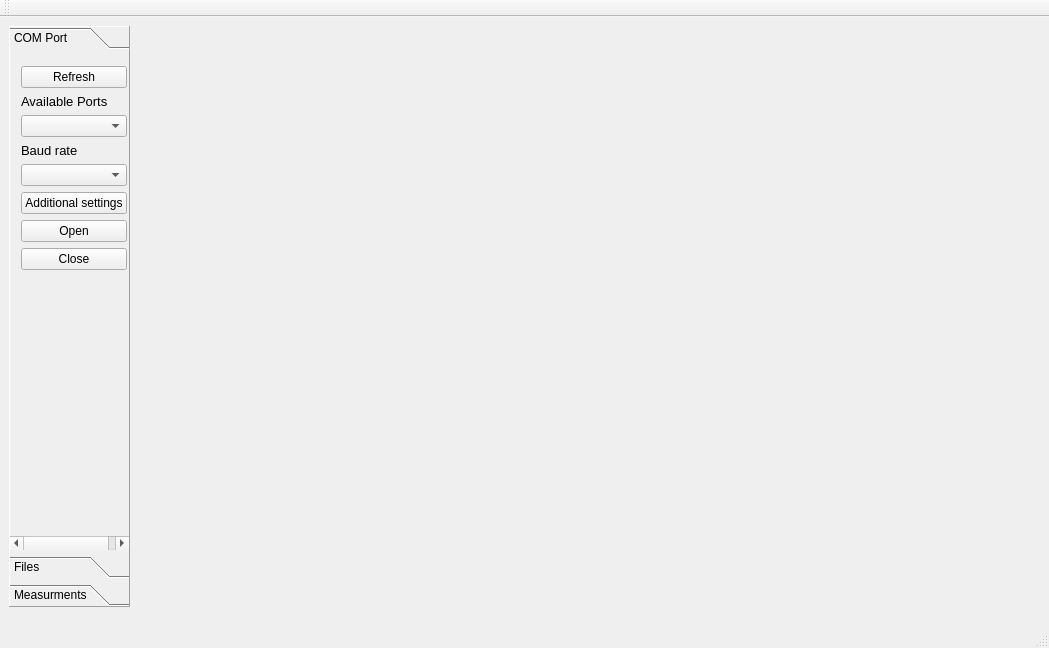
Qt form My_COM_Port/mainwindow.ui (zaznov/IBIS-Test) before a commit.
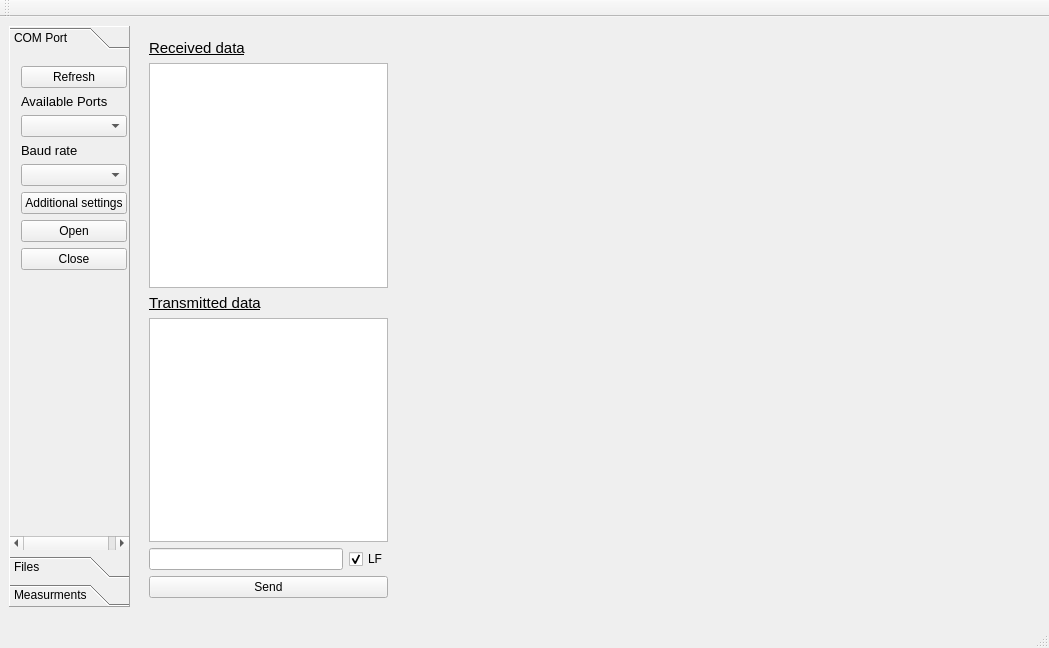
The same form after that commit.

Commit message: new Class for Serial port, basic terminal is done

Diff of the .ui file:
```diff
--- a/My_COM_Port/mainwindow.ui
+++ b/My_COM_Port/mainwindow.ui
@@ -151,6 +151,78 @@
      </attribute>
     </widget>
    </widget>
+   <widget class="QWidget" name="">
+    <property name="geometry">
+     <rect>
+      <x>138</x>
+      <y>11</y>
+      <width>261</width>
+      <height>581</height>
+     </rect>
+    </property>
+    <layout class="QVBoxLayout" name="verticalLayout_2">
+     <item>
+      <widget class="QLabel" name="label_3">
+       <property name="font">
+        <font>
+         <pointsize>11</pointsize>
+         <weight>50</weight>
+         <bold>false</bold>
+         <underline>true</underline>
+        </font>
+       </property>
+       <property name="text">
+        <string>Received data</string>
+       </property>
+      </widget>
+     </item>
+     <item>
+      <widget class="QTextEdit" name="textEdit_received"/>
+     </item>
+     <item>
+      <widget class="QLabel" name="label_4">
+       <property name="font">
+        <font>
+         <pointsize>11</pointsize>
+         <weight>50</weight>
+         <bold>false</bold>
+         <underline>true</underline>
+        </font>
+       </property>
+       <property name="text">
+        <string>Transmitted data</string>
+       </property>
+      </widget>
+     </item>
+     <item>
+      <widget class="QTextEdit" name="textEdit_transmitted"/>
+     </item>
+     <item>
+      <layout class="QHBoxLayout" name="horizontalLayout">
+       <item>
+        <widget class="QLineEdit" name="lineEdit_write_to_serial"/>
+       </item>
+       <item>
+        <widget class="QCheckBox" name="checkBox_LF">
+         <property name="text">
+          <string>LF</string>
+         </property>
+         <property name="checked">
+          <bool>true</bool>
+         </property>
+        </widget>
+       </item>
+      </layout>
+     </item>
+     <item>
+      <widget class="QPushButton" name="pushButton">
+       <property name="text">
+        <string>Send</string>
+       </property>
+      </widget>
+     </item>
+    </layout>
+   </widget>
   </widget>
   <widget class="QMenuBar" name="menuBar">
    <property name="geometry">
```
The commit also changes 5 other files.
